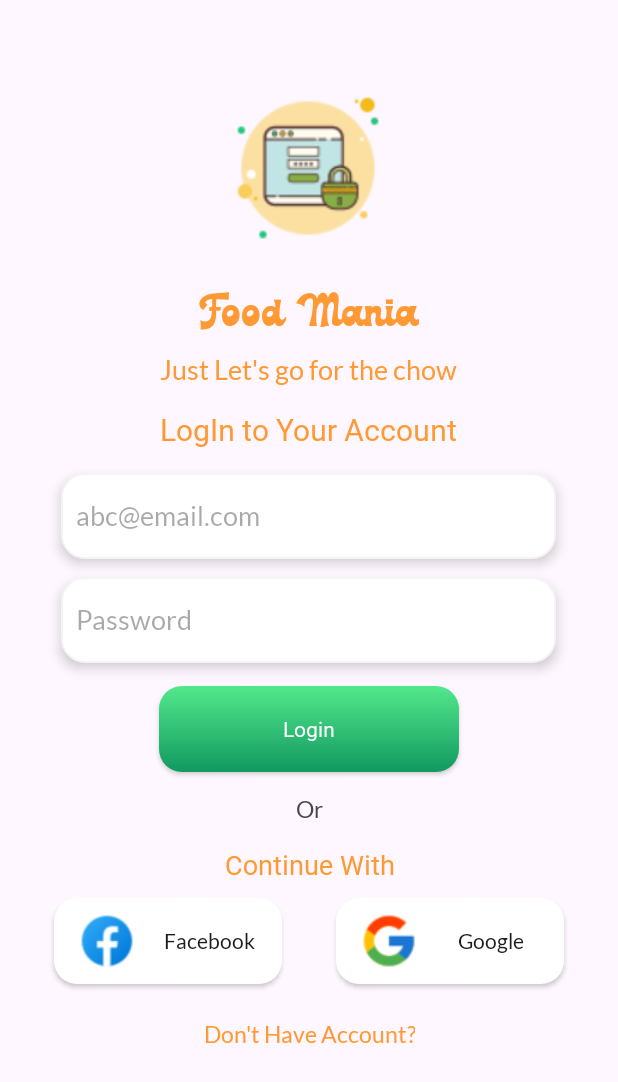
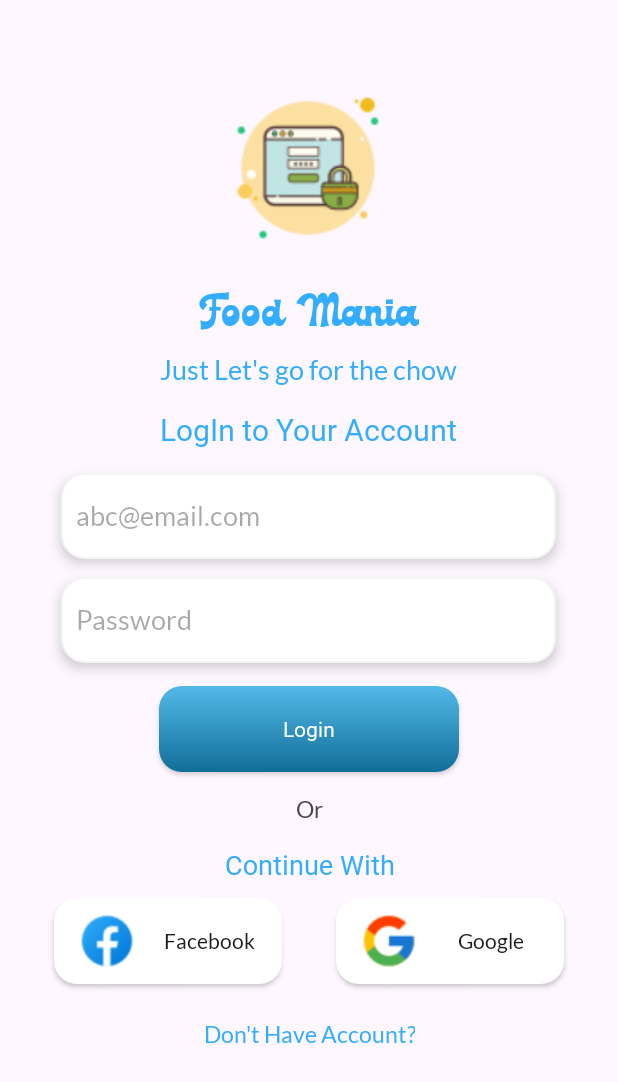
Before and after one commit to Alok-RajGond/Food-Delivery-App, an Android app: the screen it shows after launch (LoginActivity), on a phone screen of 412 x 824 dp. Shown: the top 1082 px of the screen. Run offline under Robolectric (Android 15) with nearby library versions, the light colour scheme and no system bars; our stand-ins replace Firebase (no records; nobody signed in at launch, a user with empty details on screens opened directly).

```diff
--- a/app/src/main/res/drawable/button_background.xml
+++ b/app/src/main/res/drawable/button_background.xml
@@ -3,7 +3,7 @@
     <item>
         <shape android:shape="rectangle">
             <corners android:radius="8dp" />
-            <solid android:color="#1D3809" />
+            <solid android:color="#092538" />
             <stroke
                 android:width="1dp"
                 android:color="#959494" />
--- a/app/src/main/res/drawable/green_button_gradient.xml
+++ b/app/src/main/res/drawable/green_button_gradient.xml
@@ -1,6 +1,6 @@
 <?xml version="1.0" encoding="utf-8"?>
 <shape xmlns:android="http://schemas.android.com/apk/res/android">
-    <gradient android:angle="-45" android:startColor="#53E88B" android:endColor="#119960"/>
+    <gradient android:angle="-45" android:startColor="#53B9E8" android:endColor="#116E99"/>
     <corners
         android:radius="15dp"
         />
--- a/app/src/main/res/values/colors.xml
+++ b/app/src/main/res/values/colors.xml
@@ -2,5 +2,5 @@
 <resources>
     <color name="black">#FF000000</color>
     <color name="white">#FFFFFFFF</color>
-    <color name="appColor">#FF9933</color>
+    <color name="appColor">#33ADFF</color>
 </resources>
```
Also changed, not shown: app/src/main/res/layout/popular_item.xml (+14 -0 lines).
